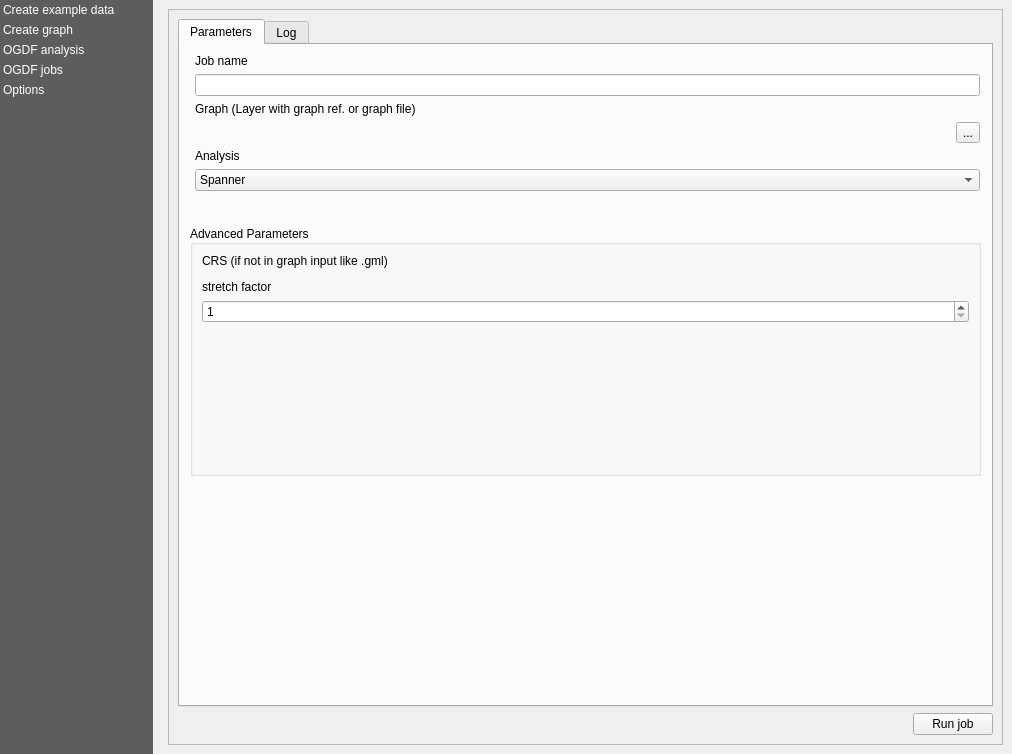
Old version of the form views/PluginDialog.ui in the repository S-P-A-N-N-E-R-S/Frontend.
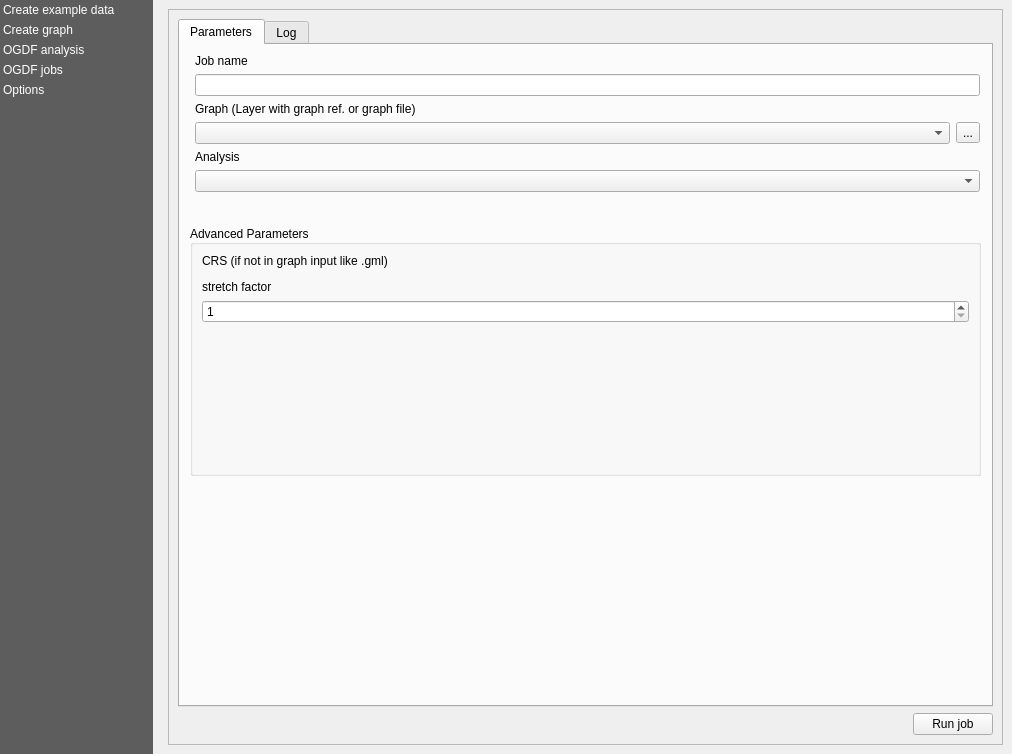
New version of the form. Custom widgets are drawn as their Qt base class.

Commit message: Add analysis spanner to ogdfAnalysisController, refs #1

Patch:
```diff
--- a/views/PluginDialog.ui
+++ b/views/PluginDialog.ui
@@ -542,7 +542,7 @@
                      <item row="3" column="1">
                       <layout class="QHBoxLayout" name="horizontalLayout_9">
                        <item>
-                        <widget class="QgsFeaturePickerWidget" name="ogdf_analysis_graph_input"/>
+                        <widget class="QgsMapLayerComboBox" name="ogdf_analysis_graph_input"/>
                        </item>
                        <item>
                         <widget class="QToolButton" name="ogdf_analysis_graph_input_tools">
@@ -561,13 +561,7 @@
                       </widget>
                      </item>
                      <item row="5" column="1">
-                      <widget class="QComboBox" name="ogdf_analysis_analysis_input">
-                       <item>
-                        <property name="text">
-                         <string>Spanner</string>
-                        </property>
-                       </item>
-                      </widget>
+                      <widget class="QComboBox" name="ogdf_analysis_analysis_input"/>
                      </item>
                     </layout>
                    </widget>
@@ -908,11 +902,6 @@
    <header>qgscollapsiblegroupbox.h</header>
    <container>1</container>
   </customwidget>
-  <customwidget>
-   <class>QgsFeaturePickerWidget</class>
-   <extends>QWidget</extends>
-   <header>qgsfeaturepickerwidget.h</header>
-  </customwidget>
   <customwidget>
    <class>QgsFieldComboBox</class>
    <extends>QComboBox</extends>
```
The commit also changes 2 other files.
